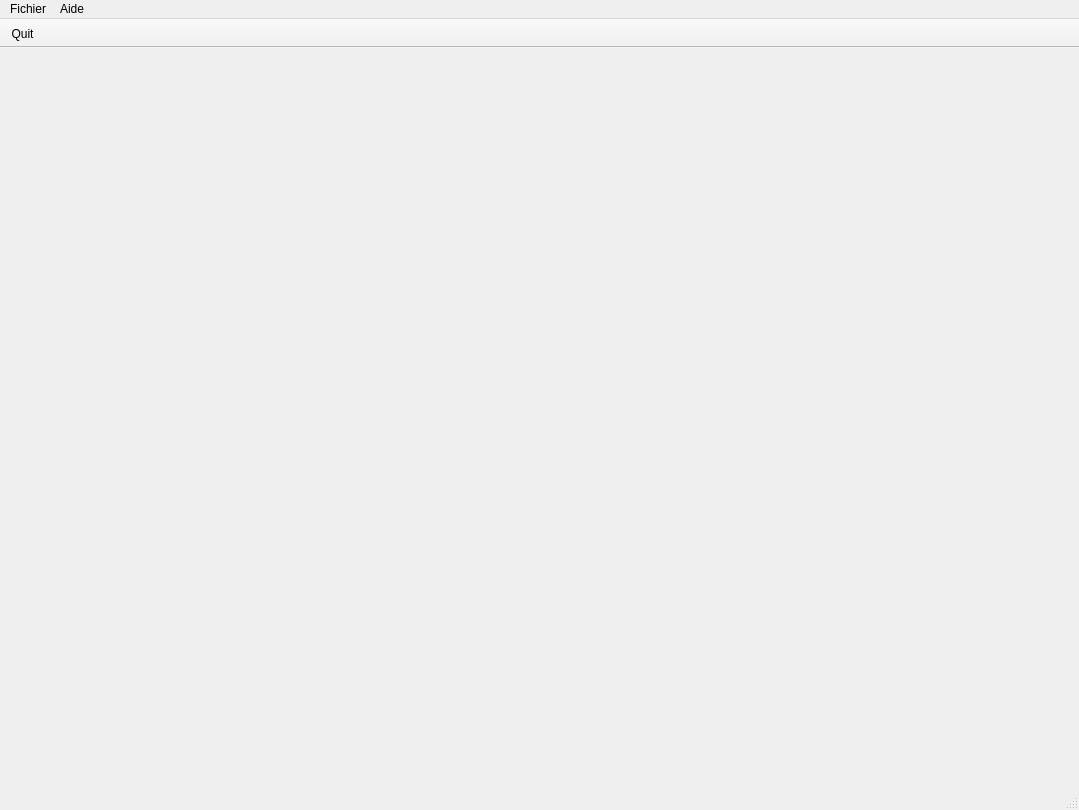
This is ui/qopengl.ui in Epono/QtOpenGL as Qt 5 draws it before an edit. The edited form follows.
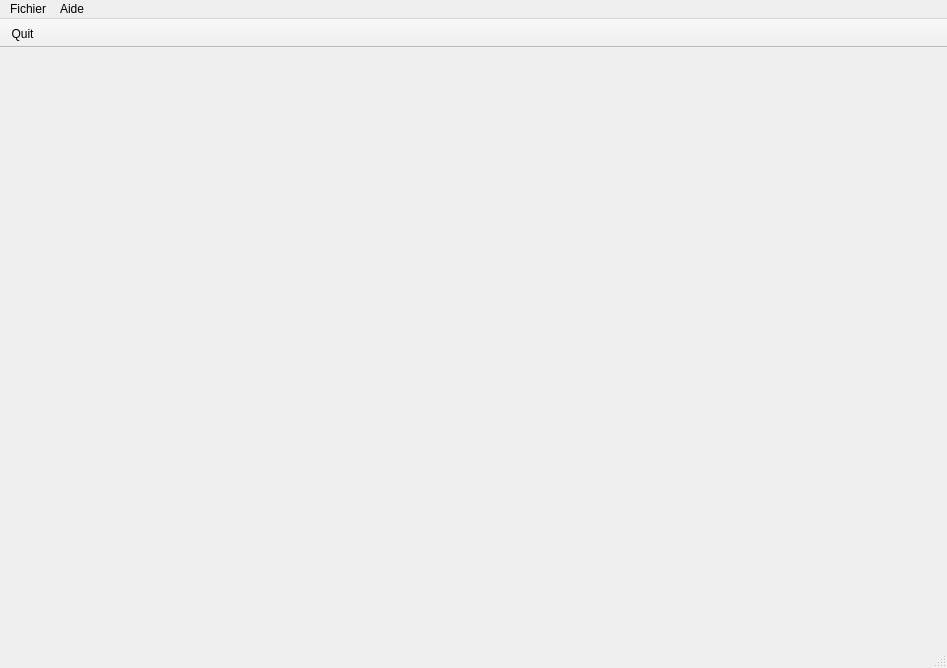
This is the edited form.

Patch:
```diff
--- a/ui/qopengl.ui
+++ b/ui/qopengl.ui
@@ -6,8 +6,8 @@
    <rect>
     <x>0</x>
     <y>0</y>
-    <width>1079</width>
-    <height>810</height>
+    <width>947</width>
+    <height>668</height>
    </rect>
   </property>
   <property name="windowTitle">
@@ -30,16 +30,6 @@
     <property name="spacing">
      <number>0</number>
     </property>
-    <item row="0" column="1">
-     <widget class="QWidget" name="widgetOpenGL" native="true">
-      <property name="minimumSize">
-       <size>
-        <width>800</width>
-        <height>450</height>
-       </size>
-      </property>
-     </widget>
-    </item>
    </layout>
   </widget>
   <widget class="QMenuBar" name="menubar">
@@ -47,7 +37,7 @@
     <rect>
      <x>0</x>
      <y>0</y>
-     <width>1079</width>
+     <width>947</width>
      <height>22</height>
     </rect>
    </property>
```
